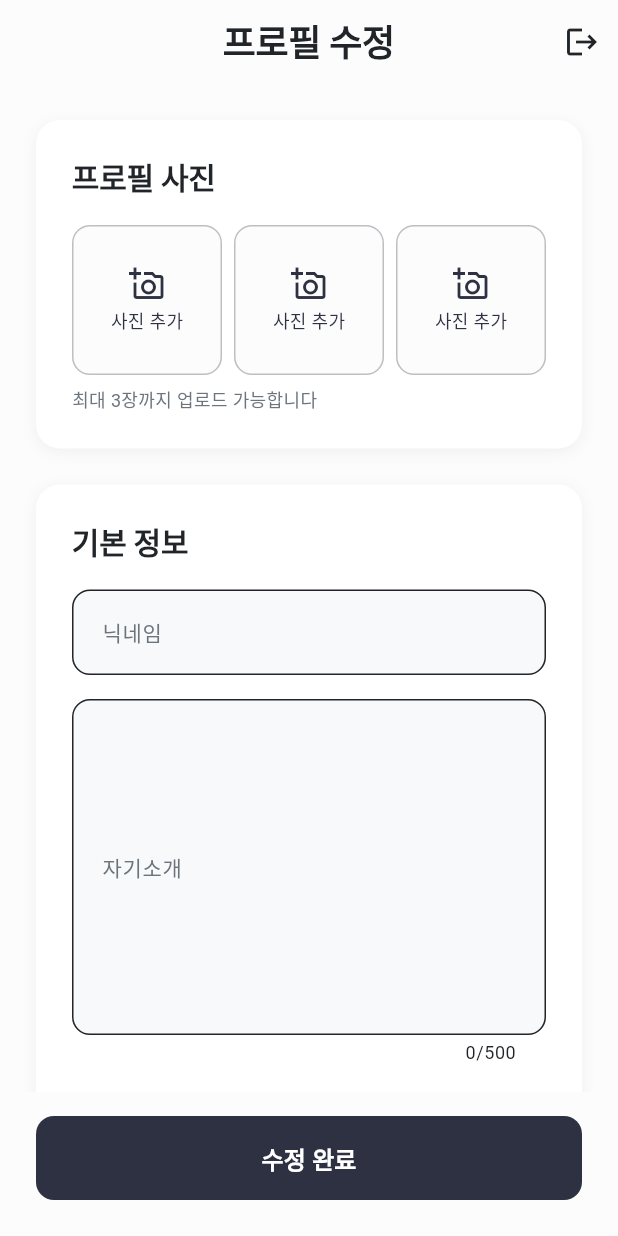
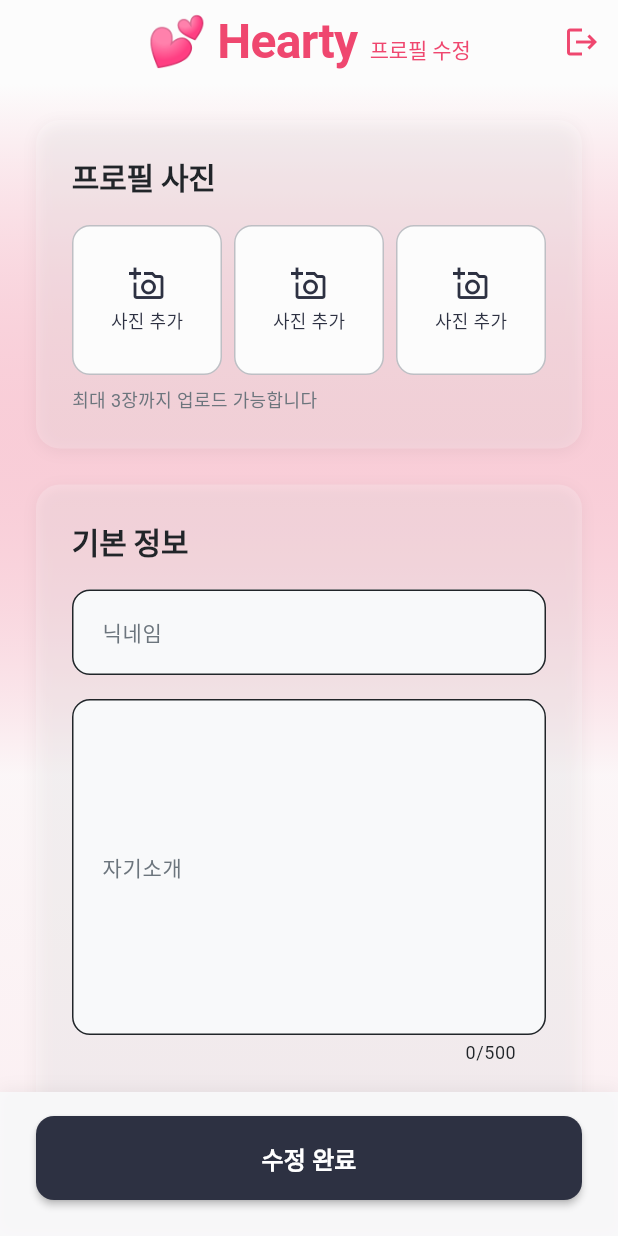
Before and after one commit to TeddyH/blinddate, a Flutter app: the ProfileSetupScreen screen opened by its route, on a phone screen of 412 x 824 dp. Run offline on Flutter 3.47's test engine with Material 3 defaults, Android fonts, the phone set to English and light mode, and no system bars; our stand-ins replace flutter_dotenv, flutter_image_compress, go_router, image_picker, supabase_flutter; accounts and stored records are empty.

Commit message:
홈화면 개선

```diff
--- a/lib/features/auth/screens/approval_waiting_screen.dart
+++ b/lib/features/auth/screens/approval_waiting_screen.dart
@@ -120,11 +120,19 @@
         ],
       ),
       body: SafeArea(
-        child: Padding(
+        child: SingleChildScrollView(
           padding: const EdgeInsets.all(AppSpacing.lg),
+          child: ConstrainedBox(
+            constraints: BoxConstraints(
+              minHeight: MediaQuery.of(context).size.height -
+                         MediaQuery.of(context).padding.top -
+                         MediaQuery.of(context).padding.bottom -
+                         kToolbarHeight - 32, // AppBar height + padding
+            ),
+            child: IntrinsicHeight(
               child: Column(
                 children: [
-              const Spacer(),
+                  const SizedBox(height: AppSpacing.xl),
 
                   // Icon
                   Container(
@@ -188,6 +196,8 @@
                     description: '승인 완료 시 앱과 이메일로 알려드립니다',
                   ),
 
+                  const SizedBox(height: AppSpacing.xl),
+
                   const Spacer(),
 
                   // Refresh button
@@ -208,6 +218,8 @@
 
                   const SizedBox(height: AppSpacing.lg),
                 ],
+              ),
+            ),
           ),
         ),
       ),
--- a/lib/features/auth/screens/profile_setup_screen.dart
+++ b/lib/features/auth/screens/profile_setup_screen.dart
@@ -338,21 +338,54 @@
   @override
   Widget build(BuildContext context) {
     if (_isLoadingData) {
-      return const Scaffold(
-        body: Center(
+      return Scaffold(
+        backgroundColor: AppColors.background,
+        body: Container(
+          decoration: BoxDecoration(
+            gradient: LinearGradient(
+              begin: Alignment.topCenter,
+              end: Alignment.bottomCenter,
+              colors: [
+                AppColors.background,
+                AppColors.accent.withValues(alpha: 0.03),
+                AppColors.accent.withValues(alpha: 0.08),
+              ],
+              stops: const [0.0, 0.6, 1.0],
+            ),
+          ),
+          child: const Center(
             child: CircularProgressIndicator(),
+          ),
         ),
       );
     }
 
     return Scaffold(
+      backgroundColor: AppColors.background,
       appBar: AppBar(
-        title: Text(
+        title: Row(
+          mainAxisSize: MainAxisSize.min,
+          crossAxisAlignment: CrossAxisAlignment.end,
+          children: [
+            Text(
+              '💕 Hearty',
+              style: AppTextStyles.h1.copyWith(
+                color: AppColors.accent,
+                fontWeight: FontWeight.bold,
+              ),
+            ),
+            const SizedBox(width: 8),
+            Padding(
+              padding: const EdgeInsets.only(bottom: 5),
+              child: Text(
                 _isUpdating ? '프로필 수정' : '프로필 설정',
-          style: AppTextStyles.h2.copyWith(
-            color: AppColors.textPrimary,
-            fontWeight: FontWeight.w600,
+                style: AppTextStyles.body2.copyWith(
+                  color: AppColors.accent,
+                  fontWeight: FontWeight.w500,
                 ),
+              ),
+            ),
+          ],
         ),
         centerTitle: true,
         backgroundColor: Colors.transparent,
@@ -360,7 +393,10 @@
         actions: [
           // 로그아웃 버튼 (개발용)
           IconButton(
-            icon: const Icon(Icons.logout),
+            icon: Icon(
+              Icons.logout,
+              color: AppColors.accent,
+            ),
             onPressed: () async {
               final authService = context.read<AuthService>();
               await authService.signOut();
@@ -372,10 +408,22 @@
           ),
         ],
       ),
-      body: SafeArea(
+      body: Container(
+        decoration: BoxDecoration(
+          gradient: LinearGradient(
+            begin: Alignment.topCenter,
+            end: Alignment.bottomCenter,
+            colors: [
+              AppColors.background,
+              AppColors.accent.withValues(alpha: 0.03),
+              AppColors.accent.withValues(alpha: 0.08),
+            ],
+            stops: const [0.0, 0.6, 1.0],
+          ),
+        ),
+        child: SafeArea(
           child: Column(
             children: [
-
               // Page content
               Expanded(
                 child: SingleChildScrollView(
@@ -408,10 +456,29 @@
                   top: AppSpacing.md,
                   bottom: AppSpacing.lg,
                 ),
+                decoration: BoxDecoration(
+                  color: AppColors.surface.withValues(alpha: 0.9),
+                  boxShadow: [
+                    BoxShadow(
+                      color: Colors.black.withValues(alpha: 0.05),
+                      offset: const Offset(0, -2),
+                      blurRadius: 8,
+                    ),
+                  ],
+                ),
                 child: SizedBox(
                   width: double.infinity,
                   child: ElevatedButton(
                     onPressed: _isLoading ? null : _submitProfile,
+                    style: ElevatedButton.styleFrom(
+                      backgroundColor: AppColors.primary,
+                      foregroundColor: Colors.white,
+                      padding: const EdgeInsets.symmetric(vertical: 16),
+                      shape: RoundedRectangleBorder(
+                        borderRadius: BorderRadius.circular(12),
+                      ),
+                      elevation: 2,
+                    ),
                     child: _isLoading
                       ? const SizedBox(
                           width: 20,
@@ -421,11 +488,18 @@
                             valueColor: AlwaysStoppedAnimation<Color>(Colors.white),
                           ),
                         )
-                        : Text(_isUpdating ? '수정 완료' : '프로필 등록'),
+                      : Text(
+                          _isUpdating ? '수정 완료' : '프로필 등록',
+                          style: AppTextStyles.body1.copyWith(
+                            color: Colors.white,
+                            fontWeight: FontWeight.w600,
+                          ),
+                        ),
                   ),
                 ),
               ),
             ],
+          ),
         ),
       ),
     );
@@ -639,8 +713,8 @@
         children: [
           // Interests
           Wrap(
-            spacing: AppSpacing.sm,
-            runSpacing: AppSpacing.sm,
+            spacing: 8,
+            runSpacing: 8,
             children: [
               '영화/드라마', '음악', '독서', '여행', '운동', '요리',
               '사진', '게임', '카페', '맛집', '쇼핑', '전시회',
@@ -648,26 +722,49 @@
               '커피', '디저트', '패션', '뷰티', '자동차', '바이크',
             ].map((interest) {
               final isSelected = _interests.contains(interest);
-              return FilterChip(
-                label: Text(interest),
-                selected: isSelected,
-                onSelected: (selected) {
+              return GestureDetector(
+                onTap: () {
                   setState(() {
-                    if (selected) {
+                    if (isSelected) {
+                      _interests.remove(interest);
+                      _interestError = null;
+                    } else {
                       if (_interests.length < 5) {
                         _interests.add(interest);
                         _interestError = null;
                       } else {
                         _interestError = '최대 5개까지 선택할 수 있습니다';
                       }
-                    } else {
-                      _interests.remove(interest);
-                      _interestError = null;
                     }
                   });
                 },
-                selectedColor: AppColors.primary.withValues(alpha: 0.2),
-                checkmarkColor: AppColors.primary,
+                child: AnimatedContainer(
+                  duration: const Duration(milliseconds: 200),
+                  padding: const EdgeInsets.symmetric(
+                    horizontal: 12,
+                    vertical: 6,
+                  ),
+                  decoration: BoxDecoration(
+                    color: isSelected
+                        ? AppColors.primary.withValues(alpha: 0.1)
+                        : AppColors.surfaceVariant.withValues(alpha: 0.1),
+                    borderRadius: BorderRadius.circular(20),
+                    border: Border.all(
+                      color: isSelected
+                          ? AppColors.primary.withValues(alpha: 0.3)
+                          : AppColors.surfaceVariant.withValues(alpha: 0.4),
+                    ),
+                  ),
+                  child: Text(
+                    interest,
+                    style: AppTextStyles.caption.copyWith(
+                      color: isSelected
+                          ? AppColors.primary
+                          : AppColors.textSecondary,
+                      fontWeight: FontWeight.w500,
+                    ),
+                  ),
+                ),
               );
             }).toList(),
           ),
--- a/lib/features/dashboard/screens/dashboard_screen.dart
+++ b/lib/features/dashboard/screens/dashboard_screen.dart
@@ -335,7 +335,11 @@
   }
 
   Widget _buildNoMatchesCard() {
-    return Column(
+    return SizedBox(
+      width: double.infinity,
+      child: Column(
+        mainAxisAlignment: MainAxisAlignment.center,
+        crossAxisAlignment: CrossAxisAlignment.center,
         children: [
           Icon(
             Icons.favorite_outline,
@@ -348,6 +352,7 @@
             style: AppTextStyles.body1.copyWith(
               color: AppColors.textSecondary,
             ),
+            textAlign: TextAlign.center,
           ),
           const SizedBox(height: AppSpacing.xs),
           Text(
@@ -355,8 +360,10 @@
             style: AppTextStyles.body2.copyWith(
               color: AppColors.textSecondary,
             ),
+            textAlign: TextAlign.center,
           ),
         ],
+      ),
     );
   }
 
--- a/lib/shared/widgets/profile_section_card.dart
+++ b/lib/shared/widgets/profile_section_card.dart
@@ -20,7 +20,7 @@
     return Container(
       padding: padding ?? const EdgeInsets.all(AppSpacing.lg),
       decoration: BoxDecoration(
-        color: Colors.white,
+        color: Colors.white.withValues(alpha: 0.2),
         borderRadius: BorderRadius.circular(16),
         boxShadow: [
           BoxShadow(
```
Lines whose indentation alone changed are shown as unchanged.
